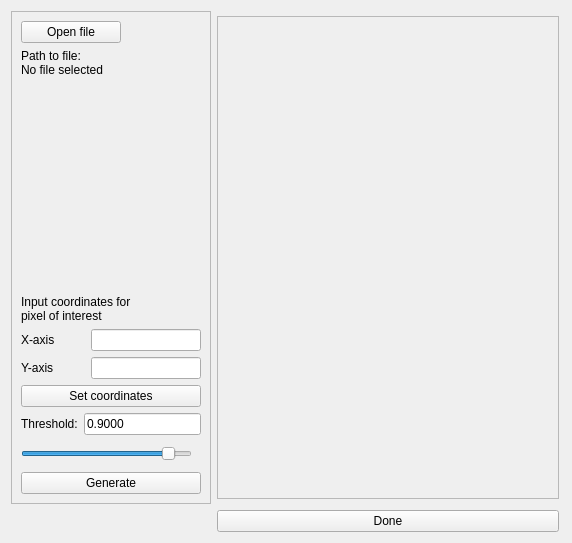
The window that dialogues/target_detection_dialog_base.ui (NTNU-SmallSat-Lab/HYPSO-QGIS-plugin) describes before a commit, drawn with Qt 5.
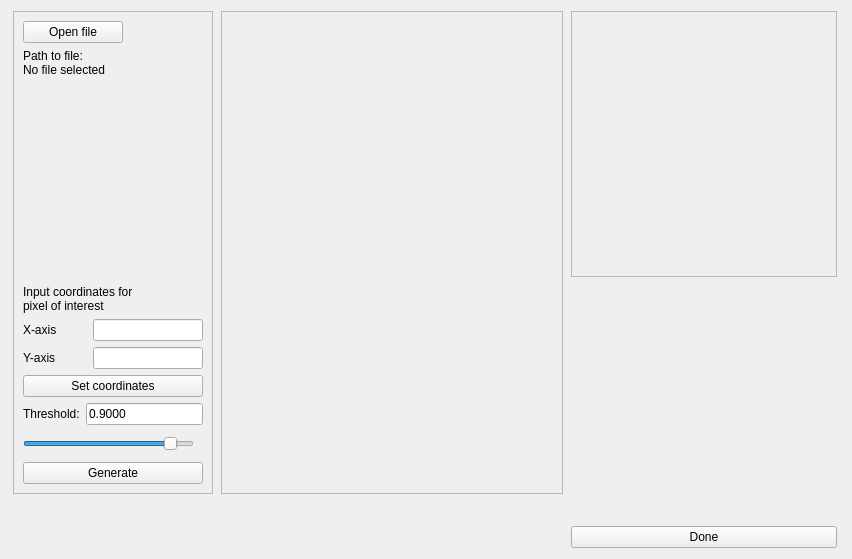
The same window after the commit.

```diff
--- a/dialogues/target_detection_dialog_base.ui
+++ b/dialogues/target_detection_dialog_base.ui
@@ -9,8 +9,8 @@
    <rect>
     <x>0</x>
     <y>0</y>
-    <width>572</width>
-    <height>543</height>
+    <width>852</width>
+    <height>559</height>
    </rect>
   </property>
   <property name="font">
@@ -21,13 +21,21 @@
   <property name="windowTitle">
    <string>Photo Linker</string>
   </property>
-  <layout class="QGridLayout" name="gridLayout_3">
+  <layout class="QGridLayout" name="gridLayout_2">
    <item row="0" column="0">
+    <layout class="QVBoxLayout" name="verticalLayout_3">
+     <item>
     <widget class="QFrame" name="frame">
+       <property name="minimumSize">
+        <size>
+         <width>0</width>
+         <height>483</height>
+        </size>
+       </property>
      <property name="maximumSize">
       <size>
        <width>200</width>
-       <height>16777215</height>
+         <height>483</height>
       </size>
      </property>
      <property name="frameShape">
@@ -214,7 +222,24 @@
      </layout>
     </widget>
    </item>
+     <item>
+      <spacer name="verticalSpacer_4">
+       <property name="orientation">
+        <enum>Qt::Vertical</enum>
+       </property>
+       <property name="sizeHint" stdset="0">
+        <size>
+         <width>187</width>
+         <height>13</height>
+        </size>
+       </property>
+      </spacer>
+     </item>
+    </layout>
+   </item>
    <item row="0" column="1">
+    <layout class="QVBoxLayout" name="verticalLayout_2">
+     <item>
     <widget class="QFrame" name="frame_2">
      <property name="sizePolicy">
       <sizepolicy hsizetype="Preferred" vsizetype="Preferred">
@@ -240,9 +265,15 @@
      <property name="frameShadow">
       <enum>QFrame::Raised</enum>
      </property>
-     <layout class="QGridLayout" name="gridLayout_2">
-      <item row="0" column="0">
        <widget class="QLabel" name="lblImage">
+        <property name="geometry">
+         <rect>
+          <x>13</x>
+          <y>13</y>
+          <width>16</width>
+          <height>16</height>
+         </rect>
+        </property>
         <property name="sizePolicy">
          <sizepolicy hsizetype="Preferred" vsizetype="Preferred">
           <horstretch>0</horstretch>
@@ -262,11 +293,95 @@
          <bool>true</bool>
         </property>
        </widget>
-      </item>
-     </layout>
-    </widget>
-   </item>
-   <item row="1" column="1">
+       <widget class="QLabel" name="lblOriginalImage">
+        <property name="geometry">
+         <rect>
+          <x>10</x>
+          <y>10</y>
+          <width>321</width>
+          <height>461</height>
+         </rect>
+        </property>
+        <property name="text">
+         <string/>
+        </property>
+        <property name="scaledContents">
+         <bool>true</bool>
+        </property>
+       </widget>
+      </widget>
+     </item>
+     <item>
+      <spacer name="verticalSpacer_3">
+       <property name="orientation">
+        <enum>Qt::Vertical</enum>
+       </property>
+       <property name="sizeHint" stdset="0">
+        <size>
+         <width>20</width>
+         <height>40</height>
+        </size>
+       </property>
+      </spacer>
+     </item>
+    </layout>
+   </item>
+   <item row="0" column="2">
+    <layout class="QVBoxLayout" name="verticalLayout">
+     <item>
+      <widget class="QFrame" name="frame_3">
+       <property name="minimumSize">
+        <size>
+         <width>266</width>
+         <height>266</height>
+        </size>
+       </property>
+       <property name="maximumSize">
+        <size>
+         <width>266</width>
+         <height>266</height>
+        </size>
+       </property>
+       <property name="frameShape">
+        <enum>QFrame::StyledPanel</enum>
+       </property>
+       <property name="frameShadow">
+        <enum>QFrame::Raised</enum>
+       </property>
+       <widget class="QLabel" name="lblSpectralIntensity">
+        <property name="geometry">
+         <rect>
+          <x>10</x>
+          <y>10</y>
+          <width>241</width>
+          <height>241</height>
+         </rect>
+        </property>
+        <property name="text">
+         <string/>
+        </property>
+        <property name="scaledContents">
+         <bool>true</bool>
+        </property>
+       </widget>
+      </widget>
+     </item>
+     <item>
+      <spacer name="verticalSpacer">
+       <property name="orientation">
+        <enum>Qt::Vertical</enum>
+       </property>
+       <property name="sizeHint" stdset="0">
+        <size>
+         <width>20</width>
+         <height>40</height>
+        </size>
+       </property>
+      </spacer>
+     </item>
+    </layout>
+   </item>
+   <item row="1" column="2">
     <widget class="QPushButton" name="pbDone">
      <property name="text">
       <string>Done</string>
```
Left out of the diff: 2 changed lines with no effect on the pictures. Lines whose indentation alone changed are shown as unchanged.
